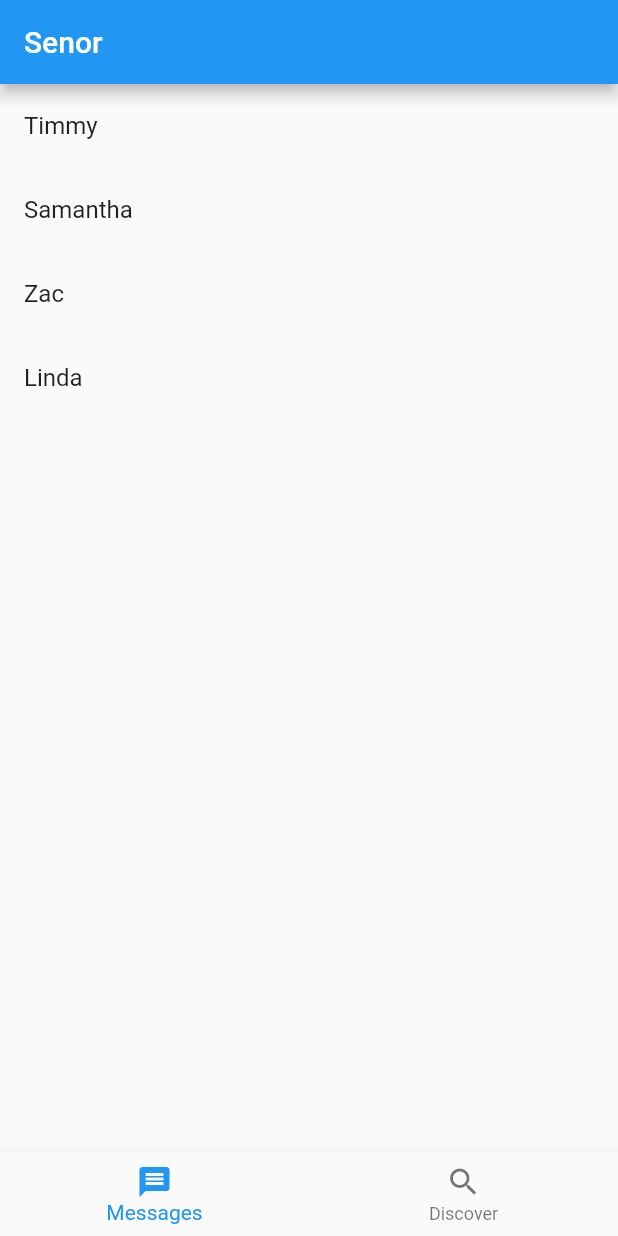
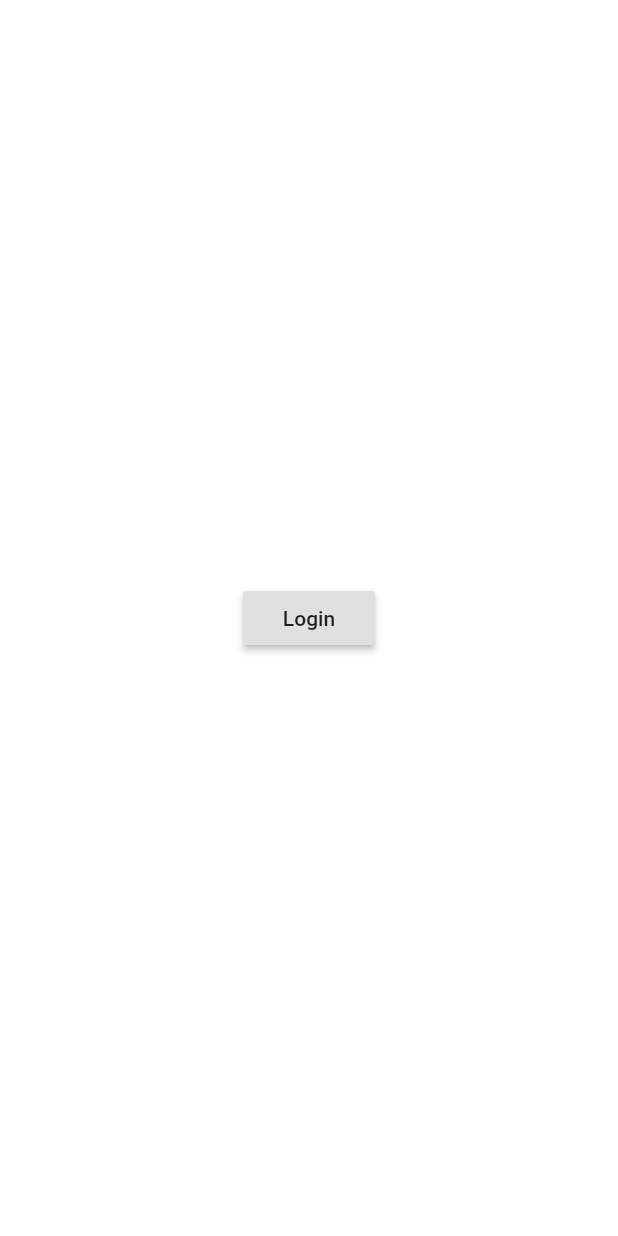
Before and after one commit to zwliew/Senor, a Flutter app: the screen it shows after launch, on a phone screen of 412 x 824 dp. Run offline on Flutter 3.47's test engine with Material 2 defaults, Android fonts, the phone set to English and light mode, and no system bars; our stand-ins replace cloud_firestore, firebase_auth, google_sign_in; accounts and stored records are empty.

Commit message:
Integrate Firebase Auth and Cloud Firestore
* Enable MultiDex support as we hit the 64K method limit: https://developer.android.com/studio/build/multidex
* Migrate from the Android support library to AndroidX
* Add an initial login screen
* Add an initial users list view connected to the Firestore stream

```diff
--- a/lib/main.dart
+++ b/lib/main.dart
@@ -1,4 +1,7 @@
 import 'package:flutter/material.dart';
+import 'package:cloud_firestore/cloud_firestore.dart';
+import 'package:firebase_auth/firebase_auth.dart';
+import 'package:google_sign_in/google_sign_in.dart';
 
 void main() => runApp(MyApp());
 
@@ -22,7 +25,39 @@ class MyApp extends StatelessWidget {
           // is not restarted.
           primarySwatch: Colors.blue,
         ),
-      home: MyHomePage(title: _title),
+        home: StreamBuilder(
+            stream: FirebaseAuth.instance.onAuthStateChanged,
+            builder: (context, snapshot) {
+              if (snapshot.connectionState == ConnectionState.waiting) {
+                return const CircularProgressIndicator();
+              }
+              if (snapshot.hasData) {
+                return MyHomePage(
+                  title: _title,
+                );
+              }
+              return LoginPage();
+            }));
+  }
+}
+
+class LoginPage extends StatelessWidget {
+  @override
+  Widget build(BuildContext context) {
+    return Center(
+      child: RaisedButton(
+        onPressed: () async {
+          final googleSignIn = GoogleSignIn();
+          final googleUser = await googleSignIn.signIn();
+          final googleAuth = await googleUser.authentication;
+          final credential = GoogleAuthProvider.getCredential(
+            accessToken: googleAuth.accessToken,
+            idToken: googleAuth.idToken,
+          );
+          await FirebaseAuth.instance.signInWithCredential(credential);
+        },
+        child: const Text('Login'),
+      ),
     );
   }
 }
@@ -118,9 +153,17 @@ class MessagesPage extends StatelessWidget {
 class DiscoverPage extends StatelessWidget {
   @override
   Widget build(BuildContext context) {
-    // TODO: Implement the Discover page
-    return Center(
-      child: Text('Discover'),
+    return StreamBuilder(
+      stream: Firestore.instance.collection('users').snapshots(),
+      builder: (context, snapshot) {
+        if (!snapshot.hasData) return const CircularProgressIndicator();
+        return ListView.builder(
+          itemCount: snapshot.data.documents.length,
+          itemBuilder: (context, index) => ListTile(
+                title: Text(snapshot.data.documents[index]['name']),
+              ),
+        );
+      },
     );
   }
 }
```
Also changed, not shown: pubspec.yaml (+5 -11 lines), pubspec.lock, 12 other files. Lines whose indentation alone changed are shown as unchanged.
